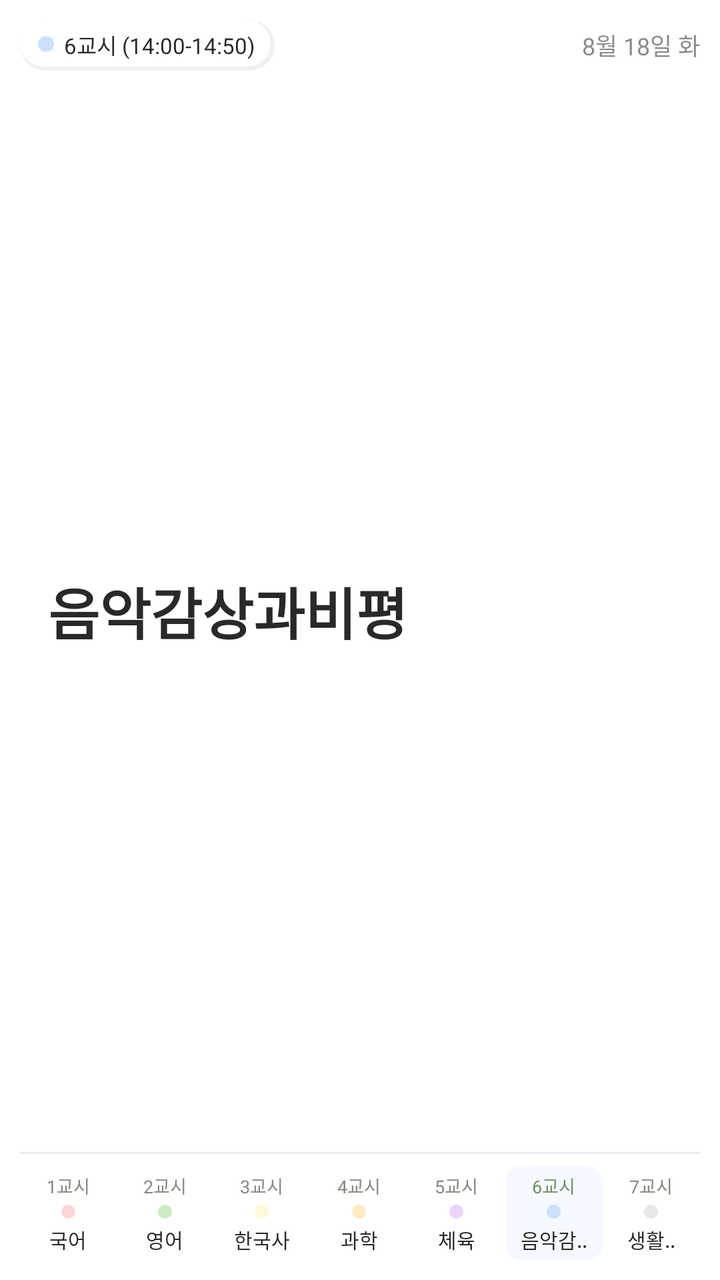
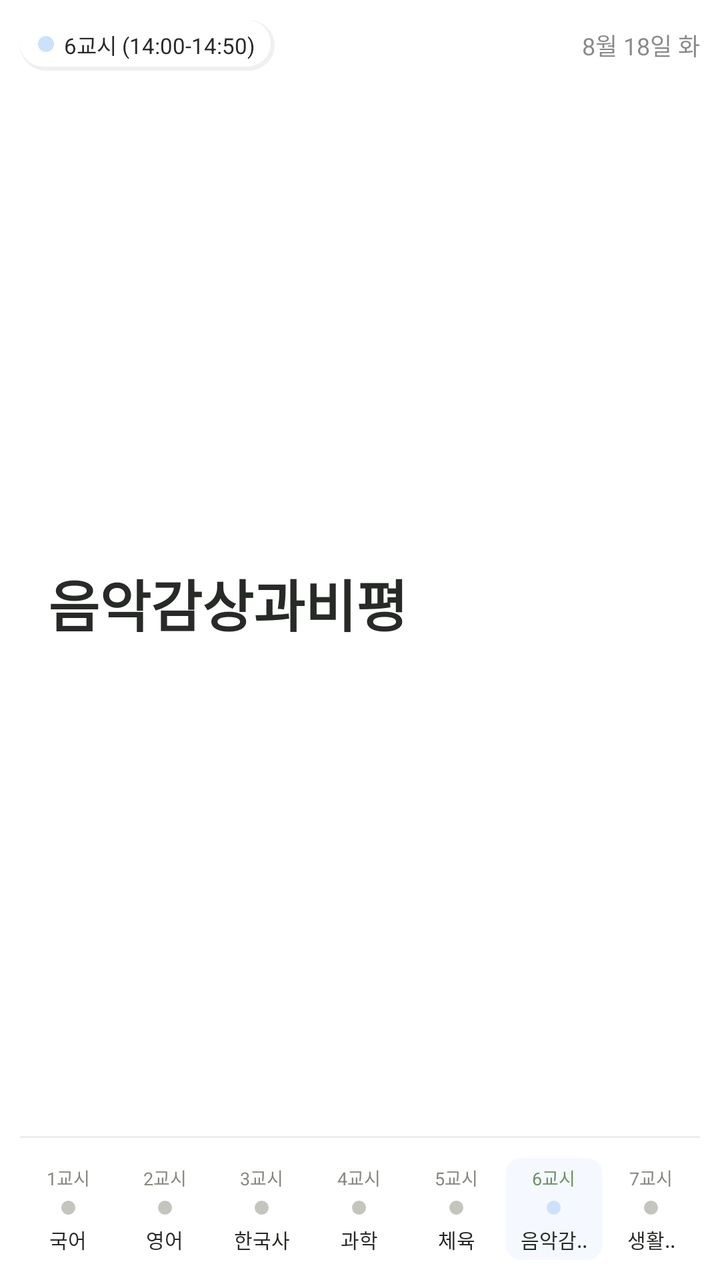

Compare the two renders of this Android layout. The source of the first and the diff that turns it into the second are given below.
<!-- AndroidManifest.xml: fallback theme Theme.MaterialComponents.DayNight.NoActionBar -->
<!-- res/layout/youth_paper_preview_timetable_today.xml -->
<?xml version="1.0" encoding="utf-8"?>
<LinearLayout xmlns:android="http://schemas.android.com/apk/res/android"
  android:layout_width="match_parent"
  android:layout_height="match_parent"
  android:background="#FFFFFF"
  android:orientation="vertical"
  android:padding="10dp">

  <LinearLayout
    android:layout_width="match_parent"
    android:layout_height="wrap_content"
    android:gravity="center_vertical"
    android:orientation="horizontal">

    <LinearLayout
      android:layout_width="wrap_content"
      android:layout_height="wrap_content"
      android:background="@drawable/widget_period_chip"
      android:gravity="center_vertical"
      android:orientation="horizontal"
      android:paddingLeft="9dp"
      android:paddingTop="4dp"
      android:paddingRight="10dp"
      android:paddingBottom="5dp">

      <ImageView
        android:layout_width="8dp"
        android:layout_height="8dp"
        android:layout_marginEnd="5dp"
        android:contentDescription="@null"
        android:src="@drawable/widget_dot_circle"
        android:tint="#FFCCE2FC" />

      <TextView
        android:layout_width="wrap_content"
        android:layout_height="wrap_content"
        android:maxLines="1"
        android:text="6교시 (14:00-14:50)"
        android:textColor="#FF272A26"
        android:textSize="11sp" />
    </LinearLayout>

    <TextView
      android:layout_width="0dp"
      android:layout_height="wrap_content"
      android:layout_marginStart="8dp"
      android:layout_weight="1"
      android:gravity="end"
      android:maxLines="1"
      android:text="8월 18일 화"
      android:textColor="#8C272A26"
      android:textSize="12sp" />
  </LinearLayout>

  <TextView
    android:layout_width="match_parent"
    android:layout_height="0dp"
    android:layout_marginTop="4dp"
    android:paddingStart="14dp"
    android:paddingEnd="4dp"
    android:layout_weight="1"
    android:gravity="center_vertical"
    android:maxLines="1"
    android:text="음악감상과비평"
    android:textColor="#FF272A26"
    android:textSize="28sp"
    android:textStyle="bold" />

  <TextView
    android:layout_width="match_parent"
    android:layout_height="1dp"
    android:layout_marginTop="4dp"
    android:layout_marginBottom="6dp"
    android:background="#14272A26"
    android:text="" />

  <LinearLayout
    android:layout_width="match_parent"
    android:layout_height="wrap_content"
    android:orientation="horizontal">

    <LinearLayout android:layout_width="0dp" android:layout_height="wrap_content" android:layout_weight="1" android:gravity="center" android:orientation="vertical" android:padding="3dp">
      <TextView android:layout_width="wrap_content" android:layout_height="wrap_content" android:text="1교시" android:textColor="#FF888780" android:textSize="9sp" />
      <ImageView android:layout_width="7dp" android:layout_height="7dp" android:layout_marginTop="3dp" android:layout_marginBottom="3dp" android:contentDescription="@null" android:src="@drawable/widget_dot_circle" android:tint="#FFFFD6D6" />
      <TextView android:layout_width="match_parent" android:layout_height="wrap_content" android:ellipsize="end" android:gravity="center" android:maxLines="2" android:text="국어" android:textColor="#FF272A26" android:textSize="10sp" />
    </LinearLayout>
    <LinearLayout android:layout_width="0dp" android:layout_height="wrap_content" android:layout_weight="1" android:gravity="center" android:orientation="vertical" android:padding="3dp">
      <TextView android:layout_width="wrap_content" android:layout_height="wrap_content" android:text="2교시" android:textColor="#FF888780" android:textSize="9sp" />
      <ImageView android:layout_width="7dp" android:layout_height="7dp" android:layout_marginTop="3dp" android:layout_marginBottom="3dp" android:contentDescription="@null" android:src="@drawable/widget_dot_circle" android:tint="#FFCBEBC5" />
      <TextView android:layout_width="match_parent" android:layout_height="wrap_content" android:ellipsize="end" android:gravity="center" android:maxLines="2" android:text="영어" android:textColor="#FF272A26" android:textSize="10sp" />
    </LinearLayout>
    <LinearLayout android:layout_width="0dp" android:layout_height="wrap_content" android:layout_weight="1" android:gravity="center" android:orientation="vertical" android:padding="3dp">
      <TextView android:layout_width="wrap_content" android:layout_height="wrap_content" android:text="3교시" android:textColor="#FF888780" android:textSize="9sp" />
      <ImageView android:layout_width="7dp" android:layout_height="7dp" android:layout_marginTop="3dp" android:layout_marginBottom="3dp" android:contentDescription="@null" android:src="@drawable/widget_dot_circle" android:tint="#FFFFF8DB" />
      <TextView android:layout_width="match_parent" android:layout_height="wrap_content" android:ellipsize="end" android:gravity="center" android:maxLines="2" android:text="한국사" android:textColor="#FF272A26" android:textSize="10sp" />
    </LinearLayout>
    <LinearLayout android:layout_width="0dp" android:layout_height="wrap_content" android:layout_weight="1" android:gravity="center" android:orientation="vertical" android:padding="3dp">
      <TextView android:layout_width="wrap_content" android:layout_height="wrap_content" android:text="4교시" android:textColor="#FF888780" android:textSize="9sp" />
      <ImageView android:layout_width="7dp" android:layout_height="7dp" android:layout_marginTop="3dp" android:layout_marginBottom="3dp" android:contentDescription="@null" android:src="@drawable/widget_dot_circle" android:tint="#FFFFEAC1" />
      <TextView android:layout_width="match_parent" android:layout_height="wrap_content" android:ellipsize="end" android:gravity="center" android:maxLines="2" android:text="과학" android:textColor="#FF272A26" android:textSize="10sp" />
    </LinearLayout>
    <LinearLayout android:layout_width="0dp" android:layout_height="wrap_content" android:layout_weight="1" android:gravity="center" android:orientation="vertical" android:padding="3dp">
      <TextView android:layout_width="wrap_content" android:layout_height="wrap_content" android:text="5교시" android:textColor="#FF888780" android:textSize="9sp" />
      <ImageView android:layout_width="7dp" android:layout_height="7dp" android:layout_marginTop="3dp" android:layout_marginBottom="3dp" android:contentDescription="@null" android:src="@drawable/widget_dot_circle" android:tint="#FFEAD4FC" />
      <TextView android:layout_width="match_parent" android:layout_height="wrap_content" android:ellipsize="end" android:gravity="center" android:maxLines="2" android:text="체육" android:textColor="#FF272A26" android:textSize="10sp" />
    </LinearLayout>
    <LinearLayout android:layout_width="0dp" android:layout_height="wrap_content" android:layout_weight="1" android:background="@drawable/widget_chip_p8" android:gravity="center" android:orientation="vertical" android:padding="3dp">
      <TextView android:layout_width="wrap_content" android:layout_height="wrap_content" android:text="6교시" android:textColor="#FF6F9163" android:textSize="9sp" />
      <ImageView android:layout_width="7dp" android:layout_height="7dp" android:layout_marginTop="3dp" android:layout_marginBottom="3dp" android:contentDescription="@null" android:src="@drawable/widget_dot_circle" android:tint="#FFCCE2FC" />
      <TextView android:layout_width="match_parent" android:layout_height="wrap_content" android:ellipsize="end" android:gravity="center" android:maxLines="2" android:text="음악감.." android:textColor="#FF272A26" android:textSize="10sp" />
    </LinearLayout>
    <LinearLayout android:layout_width="0dp" android:layout_height="wrap_content" android:layout_weight="1" android:gravity="center" android:orientation="vertical" android:padding="3dp">
      <TextView android:layout_width="wrap_content" android:layout_height="wrap_content" android:text="7교시" android:textColor="#FF888780" android:textSize="9sp" />
      <ImageView android:layout_width="7dp" android:layout_height="7dp" android:layout_marginTop="3dp" android:layout_marginBottom="3dp" android:contentDescription="@null" android:src="@drawable/widget_dot_circle" android:tint="#FFE8E8E8" />
      <TextView android:layout_width="match_parent" android:layout_height="wrap_content" android:ellipsize="end" android:gravity="center" android:maxLines="2" android:text="생활.." android:textColor="#FF272A26" android:textSize="10sp" />
    </LinearLayout>
  </LinearLayout>
</LinearLayout>
<!-- resources referenced by this layout -->
<resources>
  <!-- drawable widget_chip_p8 (drawable) -->
  ﻿<?xml version="1.0" encoding="utf-8"?>
  <shape xmlns:android="http://schemas.android.com/apk/res/android"
    android:shape="rectangle">
    <solid android:color="#33CCE2FC" />
    <corners android:radius="8dp" />
  </shape>
  <!-- drawable widget_dot_circle (drawable) -->
  <?xml version="1.0" encoding="utf-8"?>
  <shape xmlns:android="http://schemas.android.com/apk/res/android"
    android:shape="oval">
    <solid android:color="#CCCCCC" />
  </shape>
  <!-- drawable widget_period_chip (drawable) -->
  <?xml version="1.0" encoding="utf-8"?>
  <layer-list xmlns:android="http://schemas.android.com/apk/res/android">
    
    <item
      android:left="0.3dp"
      android:top="0.3dp">
      <shape android:shape="rectangle">
        <solid android:color="#0F000000" />
        <corners android:radius="999dp" />
      </shape>
    </item>
    <item
      android:bottom="2dp"
      android:right="2dp">
      <shape android:shape="rectangle">
        <solid android:color="#FFFFFFFF" />
        <corners android:radius="999dp" />
      </shape>
    </item>
  </layer-list>
</resources>

<!-- the commit's change to res/layout/youth_paper_preview_timetable_today.xml (unified diff, before → after) -->
@@ -52,67 +52,78 @@
       android:textSize="12sp" />
   </LinearLayout>
 
-  <TextView
-    android:layout_width="match_parent"
-    android:layout_height="0dp"
-    android:layout_marginTop="4dp"
-    android:paddingStart="14dp"
-    android:paddingEnd="4dp"
-    android:layout_weight="1"
-    android:gravity="center_vertical"
-    android:maxLines="1"
-    android:text="음악감상과비평"
-    android:textColor="#FF272A26"
-    android:textSize="28sp"
-    android:textStyle="bold" />
+      <LinearLayout
+        android:layout_width="match_parent"
+        android:layout_height="0dp"
+        android:layout_weight="1"
+        android:gravity="center"
+        android:orientation="vertical">
 
-  <TextView
-    android:layout_width="match_parent"
-    android:layout_height="1dp"
-    android:layout_marginTop="4dp"
-    android:layout_marginBottom="6dp"
-    android:background="#14272A26"
-    android:text="" />
+      <TextView
+        android:layout_width="match_parent"
+        android:layout_height="wrap_content"
+        android:paddingStart="14dp"
+        android:paddingEnd="4dp"
+        android:gravity="center_vertical"
+        android:maxLines="1"
+        android:text="음악감상과비평"
+        android:textColor="#FF272A26"
+        android:textSize="28sp"
+        android:textStyle="bold" />
+      </LinearLayout>
 
-  <LinearLayout
-    android:layout_width="match_parent"
-    android:layout_height="wrap_content"
-    android:orientation="horizontal">
+      <LinearLayout
+        android:layout_width="match_parent"
+        android:layout_height="wrap_content"
+        android:orientation="vertical">
+
+      <TextView
+        android:layout_width="match_parent"
+        android:layout_height="1dp"
+        android:layout_marginBottom="10dp"
+        android:background="#14272A26"
+        android:text="" />
+
+      <LinearLayout
+        android:layout_width="match_parent"
+        android:layout_height="wrap_content"
+        android:orientation="horizontal">
 
     <LinearLayout android:layout_width="0dp" android:layout_height="wrap_content" android:layout_weight="1" android:gravity="center" android:orientation="vertical" android:padding="3dp">
       <TextView android:layout_width="wrap_content" android:layout_height="wrap_content" android:text="1교시" android:textColor="#FF888780" android:textSize="9sp" />
-      <ImageView android:layout_width="7dp" android:layout_height="7dp" android:layout_marginTop="3dp" android:layout_marginBottom="3dp" android:contentDescription="@null" android:src="@drawable/widget_dot_circle" android:tint="#FFFFD6D6" />
+      <ImageView android:layout_width="7dp" android:layout_height="7dp" android:layout_marginTop="5dp" android:layout_marginBottom="5dp" android:contentDescription="@null" android:src="@drawable/widget_dot_circle" android:tint="#FFC5C5C0" />
       <TextView android:layout_width="match_parent" android:layout_height="wrap_content" android:ellipsize="end" android:gravity="center" android:maxLines="2" android:text="국어" android:textColor="#FF272A26" android:textSize="10sp" />
     </LinearLayout>
     <LinearLayout android:layout_width="0dp" android:layout_height="wrap_content" android:layout_weight="1" android:gravity="center" android:orientation="vertical" android:padding="3dp">
       <TextView android:layout_width="wrap_content" android:layout_height="wrap_content" android:text="2교시" android:textColor="#FF888780" android:textSize="9sp" />
-      <ImageView android:layout_width="7dp" android:layout_height="7dp" android:layout_marginTop="3dp" android:layout_marginBottom="3dp" android:contentDescription="@null" android:src="@drawable/widget_dot_circle" android:tint="#FFCBEBC5" />
+      <ImageView android:layout_width="7dp" android:layout_height="7dp" android:layout_marginTop="5dp" android:layout_marginBottom="5dp" android:contentDescription="@null" android:src="@drawable/widget_dot_circle" android:tint="#FFC5C5C0" />
       <TextView android:layout_width="match_parent" android:layout_height="wrap_content" android:ellipsize="end" android:gravity="center" android:maxLines="2" android:text="영어" android:textColor="#FF272A26" android:textSize="10sp" />
     </LinearLayout>
     <LinearLayout android:layout_width="0dp" android:layout_height="wrap_content" android:layout_weight="1" android:gravity="center" android:orientation="vertical" android:padding="3dp">
       <TextView android:layout_width="wrap_content" android:layout_height="wrap_content" android:text="3교시" android:textColor="#FF888780" android:textSize="9sp" />
-      <ImageView android:layout_width="7dp" android:layout_height="7dp" android:layout_marginTop="3dp" android:layout_marginBottom="3dp" android:contentDescription="@null" android:src="@drawable/widget_dot_circle" android:tint="#FFFFF8DB" />
+      <ImageView android:layout_width="7dp" android:layout_height="7dp" android:layout_marginTop="5dp" android:layout_marginBottom="5dp" android:contentDescription="@null" android:src="@drawable/widget_dot_circle" android:tint="#FFC5C5C0" />
       <TextView android:layout_width="match_parent" android:layout_height="wrap_content" android:ellipsize="end" android:gravity="center" android:maxLines="2" android:text="한국사" android:textColor="#FF272A26" android:textSize="10sp" />
     </LinearLayout>
     <LinearLayout android:layout_width="0dp" android:layout_height="wrap_content" android:layout_weight="1" android:gravity="center" android:orientation="vertical" android:padding="3dp">
       <TextView android:layout_width="wrap_content" android:layout_height="wrap_content" android:text="4교시" android:textColor="#FF888780" android:textSize="9sp" />
-      <ImageView android:layout_width="7dp" android:layout_height="7dp" android:layout_marginTop="3dp" android:layout_marginBottom="3dp" android:contentDescription="@null" android:src="@drawable/widget_dot_circle" android:tint="#FFFFEAC1" />
+      <ImageView android:layout_width="7dp" android:layout_height="7dp" android:layout_marginTop="5dp" android:layout_marginBottom="5dp" android:contentDescription="@null" android:src="@drawable/widget_dot_circle" android:tint="#FFC5C5C0" />
       <TextView android:layout_width="match_parent" android:layout_height="wrap_content" android:ellipsize="end" android:gravity="center" android:maxLines="2" android:text="과학" android:textColor="#FF272A26" android:textSize="10sp" />
     </LinearLayout>
     <LinearLayout android:layout_width="0dp" android:layout_height="wrap_content" android:layout_weight="1" android:gravity="center" android:orientation="vertical" android:padding="3dp">
       <TextView android:layout_width="wrap_content" android:layout_height="wrap_content" android:text="5교시" android:textColor="#FF888780" android:textSize="9sp" />
-      <ImageView android:layout_width="7dp" android:layout_height="7dp" android:layout_marginTop="3dp" android:layout_marginBottom="3dp" android:contentDescription="@null" android:src="@drawable/widget_dot_circle" android:tint="#FFEAD4FC" />
+      <ImageView android:layout_width="7dp" android:layout_height="7dp" android:layout_marginTop="5dp" android:layout_marginBottom="5dp" android:contentDescription="@null" android:src="@drawable/widget_dot_circle" android:tint="#FFC5C5C0" />
       <TextView android:layout_width="match_parent" android:layout_height="wrap_content" android:ellipsize="end" android:gravity="center" android:maxLines="2" android:text="체육" android:textColor="#FF272A26" android:textSize="10sp" />
     </LinearLayout>
     <LinearLayout android:layout_width="0dp" android:layout_height="wrap_content" android:layout_weight="1" android:background="@drawable/widget_chip_p8" android:gravity="center" android:orientation="vertical" android:padding="3dp">
       <TextView android:layout_width="wrap_content" android:layout_height="wrap_content" android:text="6교시" android:textColor="#FF6F9163" android:textSize="9sp" />
-      <ImageView android:layout_width="7dp" android:layout_height="7dp" android:layout_marginTop="3dp" android:layout_marginBottom="3dp" android:contentDescription="@null" android:src="@drawable/widget_dot_circle" android:tint="#FFCCE2FC" />
+      <ImageView android:layout_width="7dp" android:layout_height="7dp" android:layout_marginTop="5dp" android:layout_marginBottom="5dp" android:contentDescription="@null" android:src="@drawable/widget_dot_circle" android:tint="#FFCCE2FC" />
       <TextView android:layout_width="match_parent" android:layout_height="wrap_content" android:ellipsize="end" android:gravity="center" android:maxLines="2" android:text="음악감.." android:textColor="#FF272A26" android:textSize="10sp" />
     </LinearLayout>
     <LinearLayout android:layout_width="0dp" android:layout_height="wrap_content" android:layout_weight="1" android:gravity="center" android:orientation="vertical" android:padding="3dp">
       <TextView android:layout_width="wrap_content" android:layout_height="wrap_content" android:text="7교시" android:textColor="#FF888780" android:textSize="9sp" />
-      <ImageView android:layout_width="7dp" android:layout_height="7dp" android:layout_marginTop="3dp" android:layout_marginBottom="3dp" android:contentDescription="@null" android:src="@drawable/widget_dot_circle" android:tint="#FFE8E8E8" />
+      <ImageView android:layout_width="7dp" android:layout_height="7dp" android:layout_marginTop="5dp" android:layout_marginBottom="5dp" android:contentDescription="@null" android:src="@drawable/widget_dot_circle" android:tint="#FFC5C5C0" />
       <TextView android:layout_width="match_parent" android:layout_height="wrap_content" android:ellipsize="end" android:gravity="center" android:maxLines="2" android:text="생활.." android:textColor="#FF272A26" android:textSize="10sp" />
     </LinearLayout>
   </LinearLayout>
+      </LinearLayout>
 </LinearLayout>
<!-- resource entries referenced after the edit -->
@@ -1,7 +1,7 @@
 <!-- resources referenced by this layout -->
 <resources>
   <!-- drawable widget_chip_p8 (drawable) -->
-  ﻿<?xml version="1.0" encoding="utf-8"?>
+  <?xml version="1.0" encoding="utf-8"?>
   <shape xmlns:android="http://schemas.android.com/apk/res/android"
     android:shape="rectangle">
     <solid android:color="#33CCE2FC" />
